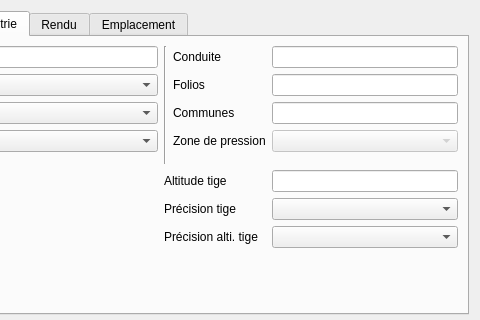
The window that qgis-project/ui_forms/valve.ui (qwat/QWAT) describes before a commit, drawn with Qt 5; both pictures show x 129 to 609 and y 0 to 320 of the 609 by 476 pixel window.
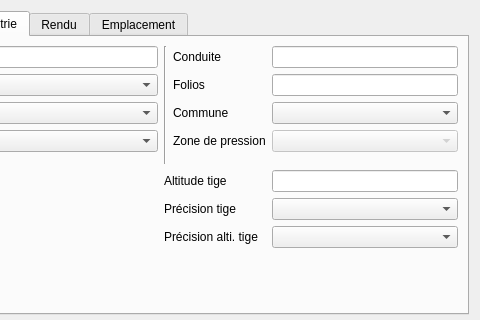
The same window after the commit. The open tabs and pages were chosen to show the change. Custom widgets are drawn as their Qt base class.

Commit message: fix widget object names

```diff
--- a/qgis-project/ui_forms/valve.ui
+++ b/qgis-project/ui_forms/valve.ui
@@ -286,20 +286,10 @@
          </property>
         </widget>
        </item>
-       <item row="4" column="4">
-        <widget class="QLineEdit" name="_districts">
-         <property name="enabled">
-          <bool>true</bool>
-         </property>
-         <property name="readOnly">
-          <bool>true</bool>
-         </property>
-        </widget>
-       </item>
        <item row="4" column="3">
         <widget class="QLabel" name="label_12">
          <property name="text">
-          <string>Communes</string>
+          <string>Commune</string>
          </property>
         </widget>
        </item>
@@ -341,6 +331,9 @@
        <item row="5" column="1">
         <widget class="QComboBox" name="fk_object_reference"/>
        </item>
+       <item row="4" column="4">
+        <widget class="QComboBox" name="fk_district"/>
+       </item>
       </layout>
       <zorder>line</zorder>
       <zorder>altitude</zorder>
```
Left out of the diff: 2 changed lines with no effect on the pictures. The commit also changes 1 other file.
